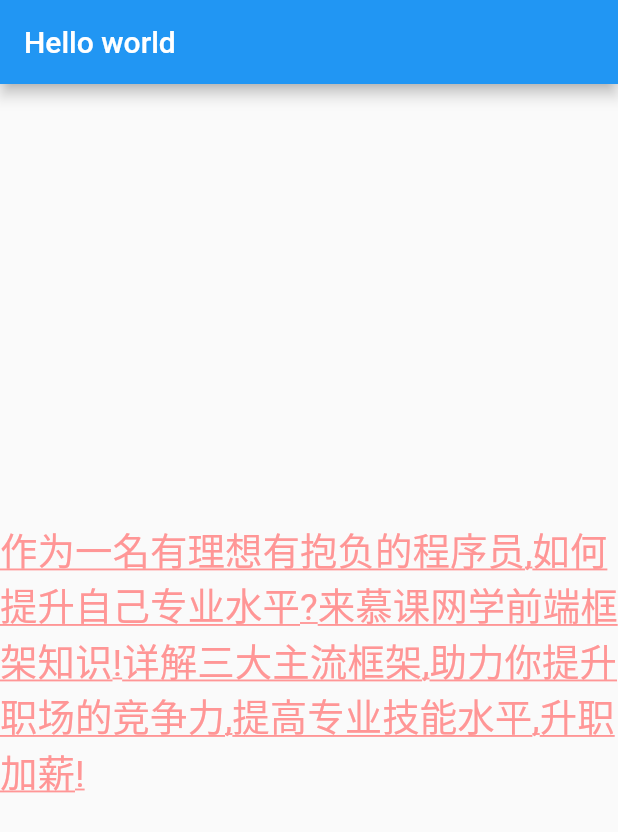
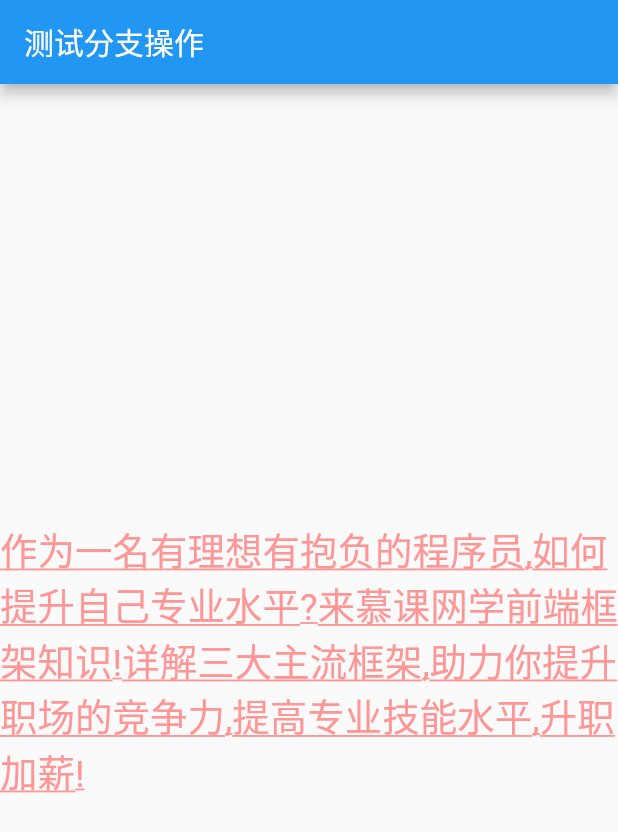
Before and after one commit to zhuzilyy/flutter_app, a Flutter app: the screen it shows after launch, on a phone screen of 412 x 824 dp. Shown: the top 832 px of the screen. Run offline on Flutter 3.47's test engine with Material 2 defaults, Android fonts, the phone set to English and light mode, and no system bars.

Commit message:
修改title

```diff
--- a/lib/main.dart
+++ b/lib/main.dart
@@ -11,7 +11,7 @@ class MyApp extends StatelessWidget{
       title: "welcome to flutter",
       home:Scaffold(
         appBar: AppBar(
-          title: Text("Hello world")
+          title: Text("测试分支操作")
         ),
         body: Center(
           child: Text(
```
